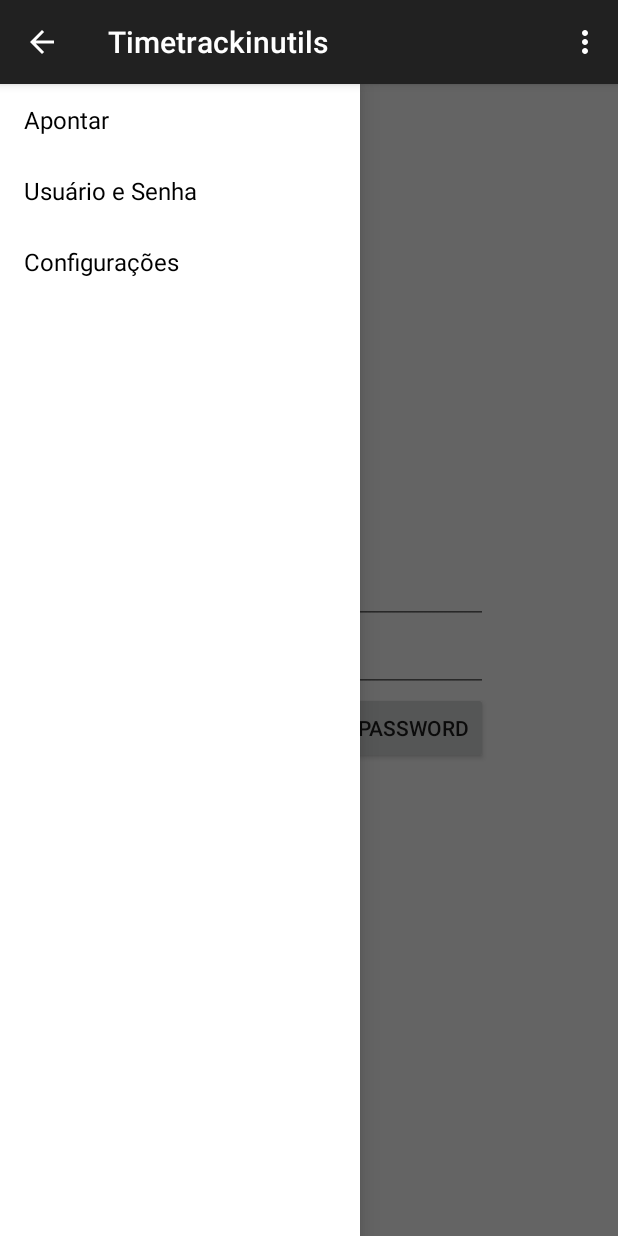
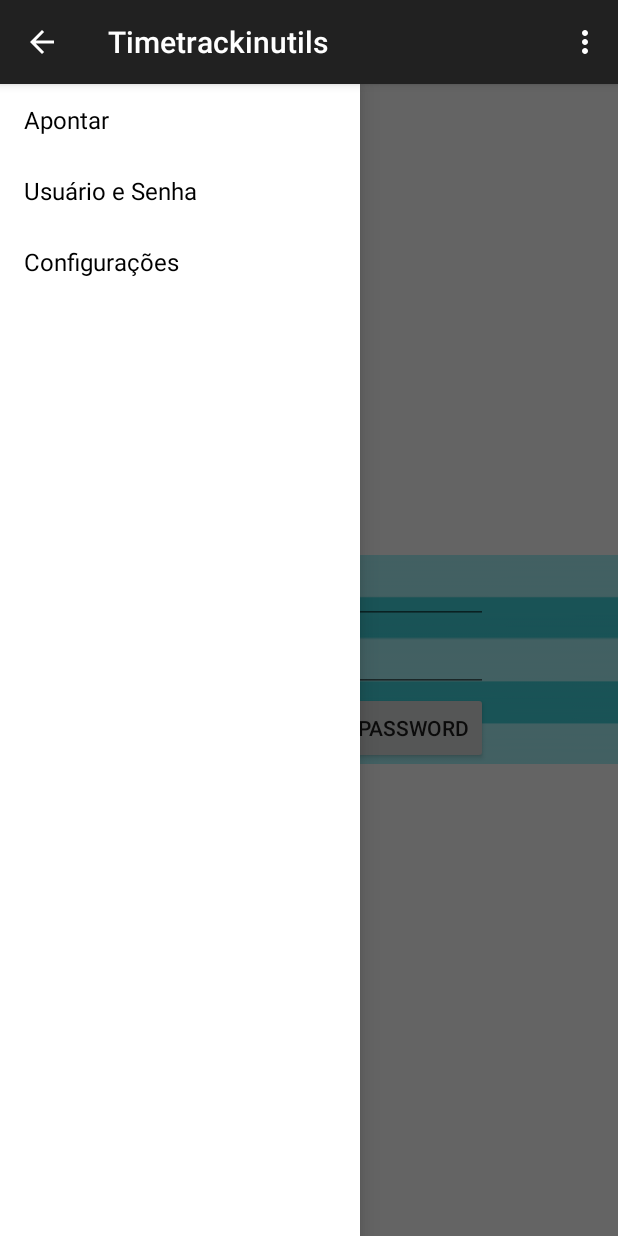
Before and after one commit to paulocn/timetrackinutils, an Android app: the fragment UserConfigFragment placed in its activity, on a phone screen of 412 x 824 dp. Run offline under Robolectric (Android 15) with nearby library versions, the phone set to English and light mode, and no system bars; 2 statements that could not run were skipped.

Commit message:
Animations and some reorganization, also, comiting the images I forgot to comit, still accepting all SSL certificates

```diff
--- /dev/null
+++ b/app/src/main/java/ciandt/timetrackinutils/ApontaFragment.java
@@ -0,0 +1,176 @@
+package ciandt.timetrackinutils;
+
+import android.app.Activity;
+import android.app.AlertDialog;
+import android.content.DialogInterface;
+import android.net.Uri;
+import android.os.Bundle;
+import android.support.v4.app.Fragment;
+import android.view.LayoutInflater;
+import android.view.View;
+import android.view.ViewGroup;
+import android.view.animation.Animation;
+import android.view.animation.AnimationUtils;
+import android.widget.Button;
+import android.widget.ImageView;
+
+import org.json.JSONObject;
+
+import ciandt.timetrackinutils.storage.MemoryStorageSingleton;
+import ciandt.timetrackinutils.timetracking.TTAsyncRequest;
+import ciandt.timetrackinutils.timetracking.TTCallbacks;
+import ciandt.timetrackinutils.timetracking.TTRequester;
+
+
+/**
+ * A simple {@link Fragment} subclass.
+ * Activities that contain this fragment must implement the
+ * {@link ApontaFragment.OnFragmentInteractionListener} interface
+ * to handle interaction events.
+ * Use the {@link ApontaFragment#newInstance} factory method to
+ * create an instance of this fragment.
+ */
+public class ApontaFragment extends Fragment implements TTCallbacks{
+
+
+    private OnFragmentInteractionListener mListener;
+
+    private ImageView mImageRelogio;
+    private ImageView mImagePonteiros;
+
+    private Button mApontaButton;
+
+    private Animation mAnimationRotate;
+
+
+    // TODO: Rename and change types and number of parameters
+    public static ApontaFragment newInstance() {
+        ApontaFragment fragment = new ApontaFragment();
+        Bundle args = new Bundle();
+        return fragment;
+    }
+
+    public ApontaFragment() {
+        // Required empty public constructor
+    }
+
+    @Override
+    public void onCreate(Bundle savedInstanceState) {
+        super.onCreate(savedInstanceState);
+    }
+
+    @Override
+    public View onCreateView(LayoutInflater inflater, ViewGroup container,
+                             Bundle savedInstanceState) {
+        // Inflate the layout for this fragment
+        return inflater.inflate(R.layout.fragment_aponta, container, false);
+    }
+
+    @Override
+    public void onViewCreated(View view, Bundle savedInstanceState){
+        super.onViewCreated(view, savedInstanceState);
+        mImageRelogio =  (ImageView) getView().findViewById(R.id.imageView2);
+        mImagePonteiros =  (ImageView) getView().findViewById(R.id.imageView3);
+
+        mApontaButton  =  (Button) getView().findViewById(R.id.button);
+
+        mAnimationRotate = AnimationUtils.loadAnimation(getActivity(), R.anim.rotate_center);
+
+
+        //Listeners
+        mApontaButton.setOnClickListener(new View.OnClickListener() {
+            @Override
+            public void onClick(View v) {
+                actionApontar(v);
+                iniciaAnimacaoApontamento();
+            }
+        });
+
+
+    }
+
+    private void iniciaAnimacaoApontamento() {
+        mApontaButton.setEnabled(false);
+        mImagePonteiros.startAnimation(mAnimationRotate);
+        mApontaButton.getCompoundDrawables()[0].setAlpha(45);
+    }
+
+    @Override
+    public void onAttach(Activity activity) {
+        super.onAttach(activity);
+        try {
+            mListener = (OnFragmentInteractionListener) activity;
+        } catch (ClassCastException e) {
+            throw new ClassCastException(activity.toString()
+                    + " must implement OnFragmentInteractionListener");
+        }
+    }
+
+    @Override
+    public void onDetach() {
+        super.onDetach();
+        mListener = null;
+    }
+
+    public void actionApontar(View view) {
+
+        TTAsyncRequest req = new TTAsyncRequest(this);
+        req.execute(MemoryStorageSingleton.getInstance().getUsername(getActivity()),
+                MemoryStorageSingleton.getInstance().getPassword(getActivity()));
+
+    }
+
+
+    public void requestFinished(JSONObject responseJSON) {
+
+        mImagePonteiros.clearAnimation();
+        mApontaButton.setEnabled(true);
+        mApontaButton.getCompoundDrawables()[0].setAlpha(255);
+        //Trocar strings hardcoded
+        if (responseJSON != null) {
+
+            String str = TTRequester.parseMessageFromTTJSON(responseJSON);
+            String strs[] = str.split("\n");
+
+            String msg = strs[0];
+            if (strs.length > 1){
+                msg = strs[1];
+            }
+
+            new AlertDialog.Builder(getActivity())
+                    .setTitle("Time Tracking")
+                    .setMessage(msg).
+                    setNeutralButton(android.R.string.ok, new DialogInterface.OnClickListener() {
+                        public void onClick(DialogInterface dialog, int which) {
+                            try {
+                                this.finalize();
+                            } catch (Throwable throwable) {
+                                throwable.printStackTrace();
+                            }
+                        }
+                    }).show();
+        }else{
+            new AlertDialog.Builder(getActivity())
+                    .setTitle("Time Tracking")
+                    .setMessage("Falha no apontamento!").show();
+        }
+
+    }
+
+
+    /**
+     * This interface must be implemented by activities that contain this
+     * fragment to allow an interaction in this fragment to be communicated
+     * to the activity and potentially other fragments contained in that
+     * activity.
+     * <p/>
+     * See the Android Training lesson <a href=
+     * "http://developer.android.com/training/basics/fragments/communicating.html"
+     * >Communicating with Other Fragments</a> for more information.
+     */
+    public interface OnFragmentInteractionListener {
+        // TODO: Update argument type and name
+        public void onFragmentInteraction(Uri uri);
+    }
+
+}
--- a/app/src/main/java/ciandt/timetrackinutils/MainActivity.java
+++ b/app/src/main/java/ciandt/timetrackinutils/MainActivity.java
@@ -1,8 +1,6 @@
 package ciandt.timetrackinutils;
 
 import android.app.Activity;
-import android.app.AlertDialog;
-import android.content.DialogInterface;
 import android.net.Uri;
 import android.os.Bundle;
 import android.support.v4.app.Fragment;
@@ -14,17 +12,10 @@ import android.view.LayoutInflater;
 import android.view.View;
 import android.view.ViewGroup;
 
-import org.json.JSONObject;
-
-import ciandt.timetrackinutils.storage.MemoryStorageSingleton;
-import ciandt.timetrackinutils.timetracking.TTAsyncRequest;
-import ciandt.timetrackinutils.timetracking.TTCallbacks;
-import ciandt.timetrackinutils.timetracking.TTRequester;
-
 public class MainActivity extends ActionBarActivity
         implements NavigationDrawerFragment.NavigationDrawerCallbacks,
         UserConfigFragment.OnFragmentInteractionListener,
-        TTCallbacks{
+        ApontaFragment.OnFragmentInteractionListener{
 
     /**
      * Fragment managing the behaviors, interactions and presentation of the navigation drawer.
@@ -58,7 +49,7 @@ public class MainActivity extends ActionBarActivity
         switch (position){
             case 0:
                 fragmentManager.beginTransaction()
-                        .replace(R.id.container, PlaceholderFragment.newInstance(position + 1))
+                        .replace(R.id.container, ApontaFragment.newInstance())
                         .commit();
                 break;
             case 1:
@@ -99,49 +90,6 @@ public class MainActivity extends ActionBarActivity
         actionBar.setNavigationMode(ActionBar.NAVIGATION_MODE_STANDARD);
         actionBar.setDisplayShowTitleEnabled(true);
         actionBar.setTitle(mTitle);
-    }
-
-    //isso meio que esta no lugar errado... talvez em um fragmento separado?
-    public void actionApontar(View view) {
-
-        TTAsyncRequest req = new TTAsyncRequest(this);
-        req.execute(MemoryStorageSingleton.getInstance().getUsername(this),
-                    MemoryStorageSingleton.getInstance().getPassword(this));
-
-    }
-
-    @Override
-    public void requestFinished(JSONObject responseJSON) {
-
-        //Trocar strings hardcoded
-        if (responseJSON != null) {
-
-            String str = TTRequester.parseMessageFromTTJSON(responseJSON);
-            String strs[] = str.split("\n");
-
-            String msg = strs[0];
-            if (strs.length > 1){
-                msg = strs[1];
-            }
-
-            new AlertDialog.Builder(this)
-                    .setTitle("Time Tracking")
-                    .setMessage(msg).
-                    setNeutralButton(android.R.string.ok, new DialogInterface.OnClickListener() {
-                        public void onClick(DialogInterface dialog, int which) {
-                            try {
-                                this.finalize();
-                            } catch (Throwable throwable) {
-                                throwable.printStackTrace();
-                            }
-                        }
-                    }).show();
-        }else{
-            new AlertDialog.Builder(this)
-                    .setTitle("Time Tracking")
-                    .setMessage("Falha no apontamento!").show();
-        }
-
     }
 
     @Override
--- /dev/null
+++ b/app/src/main/res/anim/rotate_center.xml
@@ -0,0 +1,14 @@
+<?xml version="1.0" encoding="utf-8"?>
+<set xmlns:android="http://schemas.android.com/apk/res/android"
+    android:shareInterpolator="false" >
+
+    <rotate
+        android:duration="1500"
+        android:interpolator="@android:anim/linear_interpolator"
+        android:pivotX="50%"
+        android:pivotY="50%"
+        android:repeatCount="infinite"
+        android:repeatMode="restart"
+        android:toDegrees="360" />
+
+</set>
--- a/app/src/main/res/layout/fragment_user_config.xml
+++ b/app/src/main/res/layout/fragment_user_config.xml
@@ -2,22 +2,33 @@
     xmlns:tools="http://schemas.android.com/tools" android:layout_width="match_parent"
     android:layout_height="match_parent" tools:context="ciandt.timetrackinutils.UserConfigFragment">
 
-    <!-- TODO: Update blank fragment layout -->
-    <TextView android:layout_width="match_parent" android:layout_height="match_parent"
-        android:text="@string/hello_blank_fragment" />
+    <RelativeLayout
+        android:layout_width="match_parent"
+        android:layout_height="match_parent"
+        android:layout_gravity="center_horizontal|top">
 
+    <ImageView
+        android:layout_width="match_parent"
+        android:layout_height="wrap_content"
+        android:id="@+id/imageView3"
+        android:background="@drawable/fundo_tt"
+        android:layout_centerVertical="true"
+        android:layout_alignParentStart="true" />
 
     <LinearLayout
         android:orientation="vertical"
         android:layout_width="wrap_content"
         android:layout_height="wrap_content"
-        android:layout_gravity="center">
+        android:layout_gravity="center"
+        android:layout_centerVertical="true"
+        android:layout_centerHorizontal="true">
 
         <EditText
             android:layout_width="match_parent"
             android:layout_height="wrap_content"
             android:id="@+id/editTextUsername"
             android:layout_gravity="center" />
+
 
         <EditText
             android:layout_width="match_parent"
@@ -47,5 +58,6 @@
 
 
     </LinearLayout>
+    </RelativeLayout>
 
 </FrameLayout>
```
Also changed, not shown: app/src/main/java/ciandt/timetrackinutils/timetracking/TTRequester.java (+8 -0 lines), app/src/main/res/anim/scale_to_hide.xml (added, +11 -0 lines), app/src/main/res/anim/scale_to_show.xml (added, +10 -0 lines), app/src/main/res/layout/fragment_aponta.xml (added, +54 -0 lines), app/src/main/res/layout/fragment_main.xml (+4 -24 lines), app/src/main/res/drawable/btok.png (added), app/src/main/res/drawable/fundo_tt.png (added), app/src/main/res/drawable/ponteiros_tt.png (added), app/src/main/res/drawable/relogio_tt.png (added).
